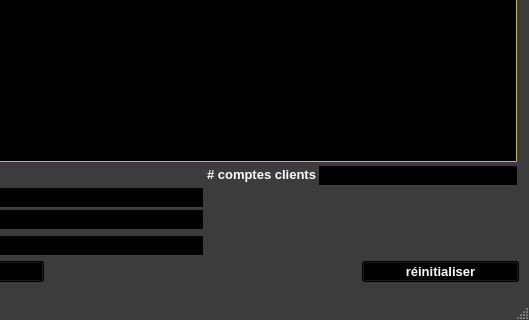
This is ui/yeroth-erp-clients-window.ui in xnoumbissinoundou/yeroth-erp-3.0 as Qt 5 draws it before an edit; both pictures show x 271 to 800 and y 280 to 600 of the 800 by 600 pixel window. The edited form follows.
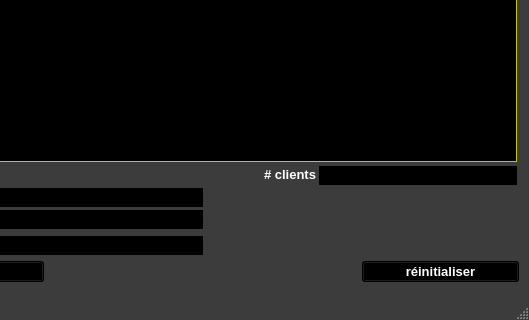
This is the edited form. Icons and pictures are not drawn. Custom widgets are drawn as their Qt base class.

Commit message: On branch master 	modified:   src/windows/yeroth-erp-clients-window.cpp 	modified:   src/windows/yeroth-erp-clients-window.hpp 	modified:   ui/yeroth-erp-clients-window.ui

```diff
--- a/ui/yeroth-erp-clients-window.ui
+++ b/ui/yeroth-erp-clients-window.ui
@@ -5993,7 +5993,7 @@
      </font>
     </property>
     <property name="text">
-     <string># comptes clients</string>
+     <string># clients</string>
     </property>
     <property name="alignment">
      <set>Qt::AlignRight|Qt::AlignTrailing|Qt::AlignVCenter</set>
```
The commit also changes 2 other files.
